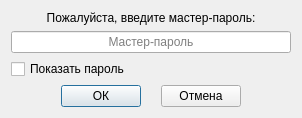
Before: the Qt Designer form master_password_dialog.ui in olejatorqq/otp-mfa, drawn with Qt 5.
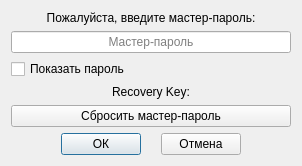
After: the same form once the commit is applied.

Commit message: Added master password

What changed in the file:
```diff
--- a/master_password_dialog.ui
+++ b/master_password_dialog.ui
@@ -37,10 +37,29 @@
      <property name="checked">
       <bool>false</bool>
      </property>
-     <property name="styleSheet">
-      <string/>
+    </widget>
+   </item>
+   <item>
+    <widget class="QLabel" name="recoveryKeyLabel">
+     <property name="text">
+      <string>Recovery Key:</string>
      </property>
-     <!-- Удалено свойство alignment, так как оно не поддерживается QCheckBox -->
+     <property name="alignment">
+      <set>Qt::AlignCenter</set>
+     </property>
+     <property name="visible">
+      <bool>false</bool>
+     </property>
+    </widget>
+   </item>
+   <item>
+    <widget class="QPushButton" name="resetPasswordButton">
+     <property name="text">
+      <string>Сбросить мастер-пароль</string>
+     </property>
+     <property name="visible">
+      <bool>false</bool>
+     </property>
     </widget>
    </item>
    <item>
```
Left out of the diff: 2 changed lines with no effect on the pictures. The commit also changes 120 other files.
